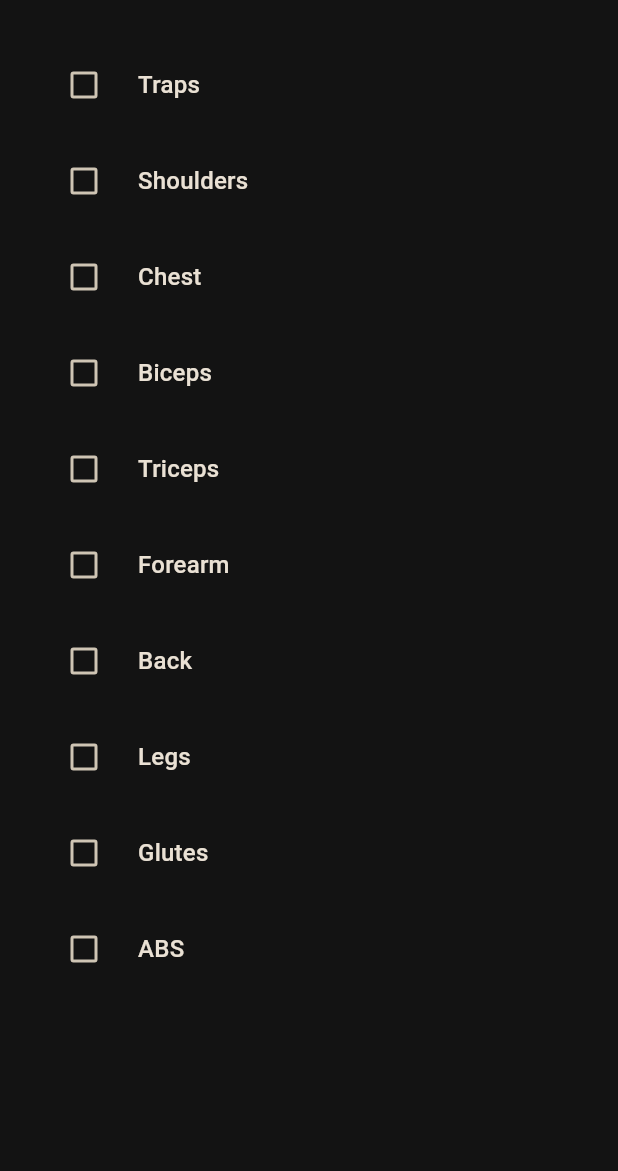
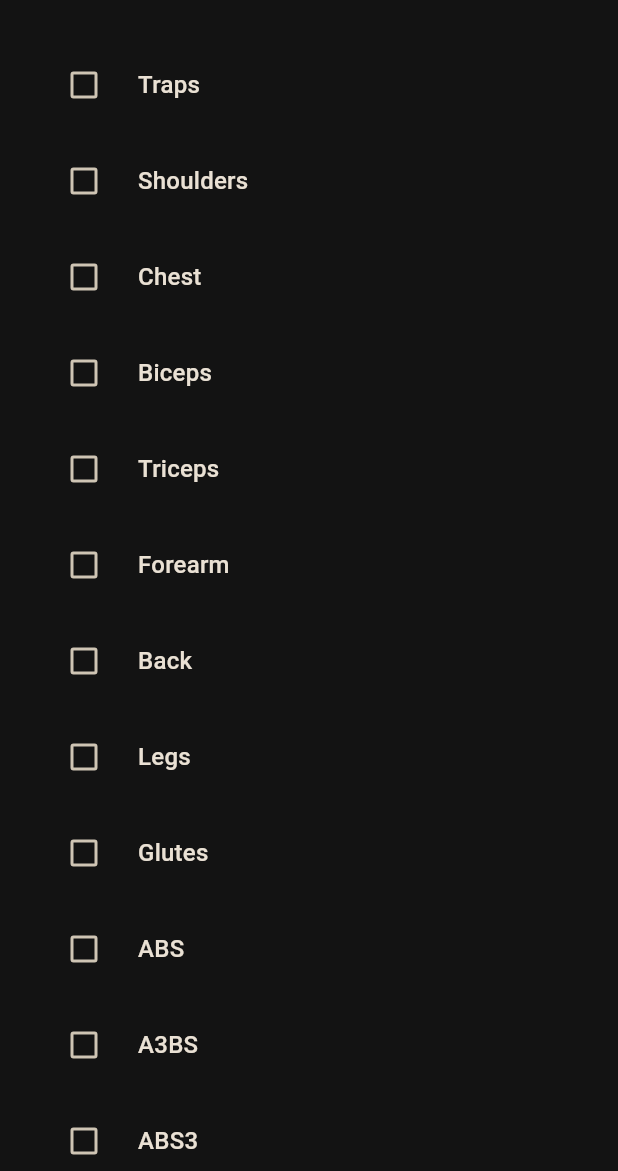
Before and after one commit to dsnoire/workout_app, a Flutter app: the MuscleGroupsBottomSheet widget shown alone on an empty page, opened directly, on a phone screen of 412 x 824 dp, the part 65-1236 px from its top. Run offline on Flutter 3.47's test engine with Material 3 defaults, Android fonts, the phone set to English and light mode, and no system bars; our stand-ins replace bloc, fl_chart, flutter_bloc, flutter_svg, freezed_annotation, get_it and 4 more; accounts and stored records are empty.

Commit message:
Fix UI bug

```diff
--- a/lib/core/constants/app_colors.dart
+++ b/lib/core/constants/app_colors.dart
@@ -2,7 +2,7 @@ import 'package:flutter/widgets.dart';
 
 abstract class AppColors {
   static const primaryColor = Color(0xFFB7963A);
-  static const backgroundColor = Color(0xFF070707);
+  static const backgroundColor = Color.fromARGB(255, 10, 10, 10);
   static const contrastColor = Color(0xFF1A1A1A);
   static const darkerContrastColor = Color(0xFF131313);
   static const unselectedColor = Color(0xFF616161);
--- a/lib/features/exercise/utils/muscle_groups.dart
+++ b/lib/features/exercise/utils/muscle_groups.dart
@@ -9,4 +9,9 @@ final Map<String, bool> muscleGroups = {
   'Legs': false,
   'Glutes': false,
   'ABS': false,
+  'A3BS': false,
+  'ABS3': false,
+  'AB3S': false,
+  'AB33S': false,
+  'AB23S': false,
 };
--- a/lib/features/exercise/widgets/muscle_groups_bottom_sheet.dart
+++ b/lib/features/exercise/widgets/muscle_groups_bottom_sheet.dart
@@ -54,7 +54,8 @@ class _MuscleGroupsBottomSheetState extends State<MuscleGroupsBottomSheet> {
                 ),
               ],
             ),
-            ListView.separated(
+            Expanded(
+              child: ListView.separated(
                 separatorBuilder: (_, __) => const SizedBox(
                   height: 16,
                 ),
@@ -62,7 +63,6 @@ class _MuscleGroupsBottomSheetState extends State<MuscleGroupsBottomSheet> {
                   horizontal: 16,
                   vertical: 20,
                 ),
-              shrinkWrap: true,
                 itemCount: muscleGroups.keys.length,
                 itemBuilder: (
                   BuildContext context,
@@ -88,6 +88,7 @@ class _MuscleGroupsBottomSheetState extends State<MuscleGroupsBottomSheet> {
                     ],
                   );
                 },
+              ),
             )
           ],
         ),
--- a/lib/features/workout/widgets/weekdays_picker.dart
+++ b/lib/features/workout/widgets/weekdays_picker.dart
@@ -25,8 +25,10 @@ class _WeekdaysPickerState extends State<WeekdaysPicker> {
           style: Theme.of(context).textTheme.labelLarge,
         ),
         const SizedBox(height: 16),
-        Row(
-          mainAxisAlignment: MainAxisAlignment.spaceBetween,
+        Wrap(
+          runSpacing: 8,
+          spacing: 8,
+          alignment: WrapAlignment.center,
           children: List.generate(
             widget.weekdays.length,
             (index) {
```
Lines whose indentation alone changed are shown as unchanged.
